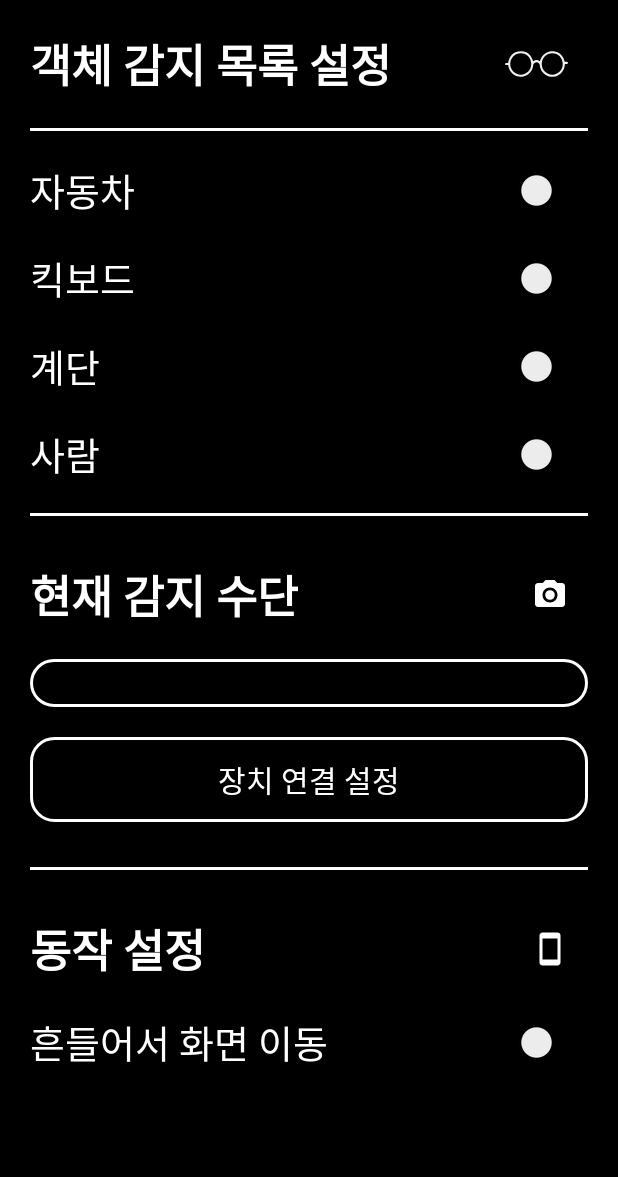
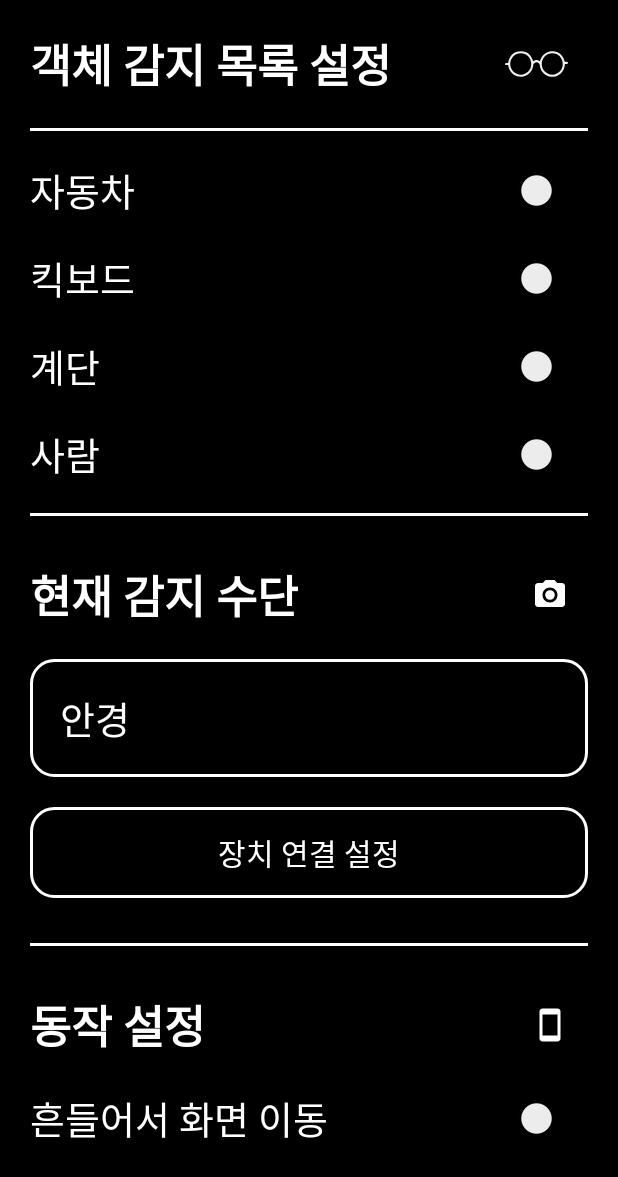
Before and after one commit to Bojogae/Bojogae_App, an Android app: the SettingsFragment screen opened through its navigation route, on a phone screen of 412 x 824 dp. Shown: the top 1177 px of the screen. Run offline under Robolectric (Android 15) with nearby library versions, the phone set to English and light mode, and no system bars; libraries missing offline, so code that uses them is left out: org.opencv.android; Roboto replaces fonts that are not available here; 2 statements that could not run were skipped.

Commit message:
환경설정 디자인 수정 완료

```diff
--- a/app/src/main/AndroidManifest.xml
+++ b/app/src/main/AndroidManifest.xml
@@ -2,10 +2,13 @@
 <manifest xmlns:android="http://schemas.android.com/apk/res/android"
     xmlns:tools="http://schemas.android.com/tools">
 
-    <uses-feature android:name="android.hardware.sensor.accelerometer" /> <!-- 가속도계 센서 : 진동, 운동가속 감지 기능 -->
+    <!-- 가속도계 센서 : 진동, 운동가속 감지 기능 -->
+    <uses-feature android:name="android.hardware.sensor.accelerometer" />
     <!-- all version -->
     <uses-permission android:name="android.permission.CAMERA" />
-    <uses-permission android:name="android.permission.RECORD_AUDIO" /> <!-- min sdk version is 33 -->
+    <uses-permission android:name="android.permission.RECORD_AUDIO" />
+
+    <!-- min sdk version is 33 -->
     <uses-permission
         android:name="android.permission.POST_NOTIFICATIONS"
         android:minSdkVersion="33" />
@@ -17,7 +20,9 @@
         android:minSdkVersion="33" />
     <uses-permission
         android:name="android.permission.READ_MEDIA_AUDIO"
-        android:minSdkVersion="33" /> <!-- max sdk version is 32 -->
+        android:minSdkVersion="33" />
+
+    <!-- max sdk version is 32 -->
     <uses-permission
         android:name="android.permission.WRITE_EXTERNAL_STORAGE"
         android:maxSdkVersion="32" />
@@ -26,7 +31,9 @@
         android:maxSdkVersion="32" />
     <uses-permission
         android:name="android.permission.MANAGE_EXTERNAL_STORAGE"
-        tools:ignore="ScopedStorage" /> <!-- uses feature -->
+        tools:ignore="ScopedStorage" />
+
+    <!-- uses feature -->
     <uses-feature android:name="android.hardware.camera.any" />
     <uses-feature
         android:name="android.hardware.camera.raw"
--- a/app/src/main/java/com/bojogae/bojogae_app/ui/setting/SettingsFragment.kt
+++ b/app/src/main/java/com/bojogae/bojogae_app/ui/setting/SettingsFragment.kt
@@ -5,16 +5,30 @@ import androidx.fragment.app.Fragment
 import android.view.LayoutInflater
 import android.view.View
 import android.view.ViewGroup
+import android.widget.ArrayAdapter
+import android.widget.SpinnerAdapter
 import com.bojogae.bojogae_app.R
+import com.bojogae.bojogae_app.databinding.FragmentSettingsBinding
 
 class SettingsFragment : Fragment() {
+    private var _viewBinding: FragmentSettingsBinding? = null
+    private val viewBinding get() = _viewBinding!!
 
     override fun onCreateView(
         inflater: LayoutInflater, container: ViewGroup?,
         savedInstanceState: Bundle?
-    ): View? {
-        val view = inflater.inflate(R.layout.fragment_settings, container, false)
+    ): View {
+        _viewBinding = FragmentSettingsBinding.inflate(layoutInflater)
 
-        return view
+
+        val devicesArray = resources.getStringArray(R.array.string_array_devices)
+        val spinnerAdapter = ArrayAdapter(requireContext(), R.layout.cv_spinner_black_bg_white_text, devicesArray)
+        viewBinding.spinnerDiscoverDevice.adapter = spinnerAdapter
+        spinnerAdapter.setDropDownViewResource(R.layout.cv_spinner_black_bg_white_text)
+
+
+
+
+        return viewBinding.root
     }
 }
--- /dev/null
+++ b/app/src/main/res/color/shape_button_text_white.xml
@@ -0,0 +1,8 @@
+<?xml version="1.0" encoding="utf-8"?>
+<!-- res/color/button_text_color.xml -->
+<selector xmlns:android="http://schemas.android.com/apk/res/android">
+    <!-- 클릭됐을 때의 텍스트 색상 -->
+    <item android:state_pressed="true" android:color="#000000"/> <!-- 검은색 -->
+    <!-- 기본 텍스트 색상 -->
+    <item android:color="#FFFFFF"/> <!-- 흰색 -->
+</selector>
--- a/app/src/main/res/drawable/shape_round_black_bg_white_stroke.xml
+++ b/app/src/main/res/drawable/shape_round_black_bg_white_stroke.xml
@@ -1,10 +1,20 @@
 <?xml version="1.0" encoding="utf-8"?>
 <!-- res/drawable/rounded_button.xml -->
+<!-- res/drawable/rounded_button.xml -->
 <selector xmlns:android="http://schemas.android.com/apk/res/android">
+    <!-- 클릭됐을 때의 배경 -->
+    <item android:state_pressed="true">
+        <shape android:shape="rectangle">
+            <solid android:color="#FFFFFF"/> <!-- 흰색 배경 -->
+            <corners android:radius="15dp"/>
+            <stroke android:color="#000000" android:width="2dp"/> <!-- 검은색 태두리 -->
+        </shape>
+    </item>
+    <!-- 기본 배경 -->
     <item>
         <shape android:shape="rectangle">
             <solid android:color="#000000"/> <!-- 검은색 배경 -->
-            <corners android:radius="15dp"/> <!-- 모서리 둥글기 -->
+            <corners android:radius="15dp"/>
             <stroke android:color="#FFFFFF" android:width="2dp"/> <!-- 흰색 태두리 -->
         </shape>
     </item>
--- /dev/null
+++ b/app/src/main/res/layout/cv_spinner_black_bg_white_text.xml
@@ -0,0 +1,7 @@
+<?xml version="1.0" encoding="utf-8"?>
+<TextView xmlns:android="http://schemas.android.com/apk/res/android"
+    android:layout_width="match_parent"
+    android:layout_height="wrap_content"
+    android:paddingHorizontal="20dp"
+    android:paddingVertical="10dp"
+    style="@style/setting_item_size25_colorWhite_margin10dp"/>
--- a/app/src/main/res/layout/fragment_settings.xml
+++ b/app/src/main/res/layout/fragment_settings.xml
@@ -99,18 +99,20 @@
                 android:textColor="@color/white" />
 
             <Spinner
+                android:entries="@array/string_array_devices"
                 android:id="@+id/spinner_discover_device"
                 android:popupBackground="@drawable/shape_round_black_bg_white_stroke"
                 android:background="@drawable/shape_round_black_bg_white_stroke"
                 android:layout_marginTop="20dp"
                 android:layout_width="match_parent"
-                android:paddingVertical="16dp"
+                android:paddingVertical="10dp"
                 android:layout_height="wrap_content" />
 
             <Button
                 android:id="@+id/btn_connect_device"
                 android:background="@drawable/shape_round_black_bg_white_stroke"
-                android:paddingVertical="13dp"
+                android:textColor="@color/shape_button_text_white"
+                android:paddingVertical="15dp"
                 android:layout_width="match_parent"
                 android:layout_height="wrap_content"
                 style="@style/setting_item_size20_colorWhite_margin10dp"
--- a/app/src/main/res/values/arrays.xml
+++ b/app/src/main/res/values/arrays.xml
@@ -1,8 +1,9 @@
 <resources>
-    <string-array name="your_array">
+    <string-array name="string_array_devices">
         <item>안경</item>
         <item>자동차</item>
         <item>안경, 자동차</item>
+
     </string-array>
     <!-- Reply Preference -->
     <string-array name="reply_entries">
--- a/app/src/main/res/values/themes.xml
+++ b/app/src/main/res/values/themes.xml
@@ -4,9 +4,9 @@
         <!-- Customize your light theme here. -->
         <!-- <item name="colorPrimary">@color/my_light_primary</item> -->
 
-        <item name="colorPrimary">#FF5722</item>
-        <item name="colorPrimaryDark">#E88363</item>
-        <item name="colorAccent">#FF6822</item>
+        <item name="colorPrimary">#C9C9C9</item>
+        <item name="colorPrimaryDark">#E1E1E1</item>
+        <item name="colorAccent">#C8C8C8</item>
     </style>
 
     <style name="Theme.FaceDetectDistanceOpenCVUVC" parent="Base.Theme.FaceDetectDistanceOpenCVUVC" />
```
